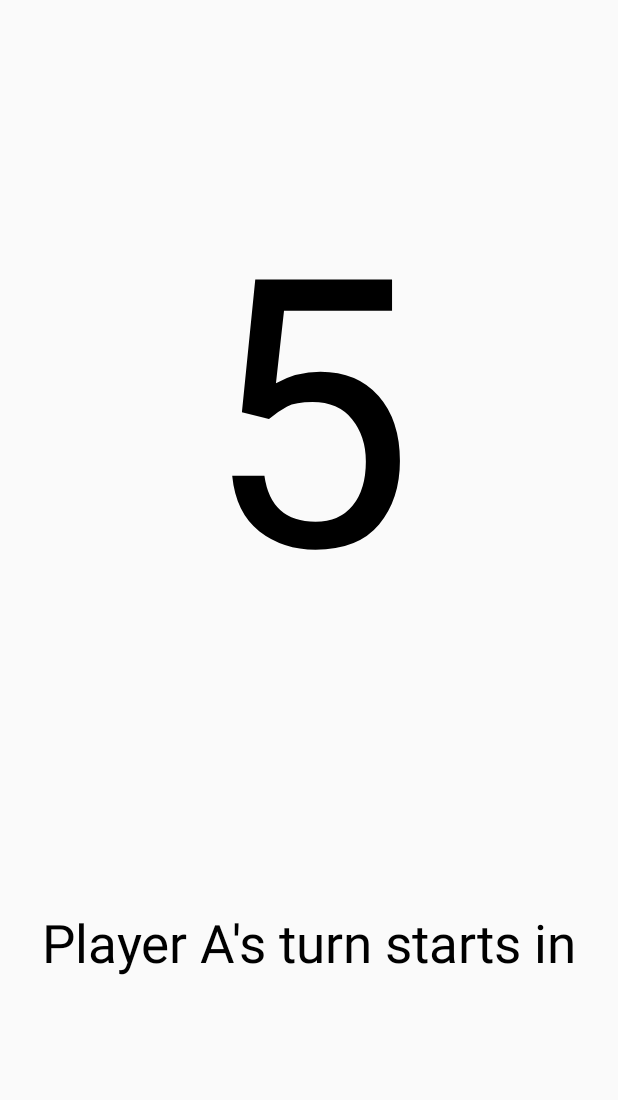
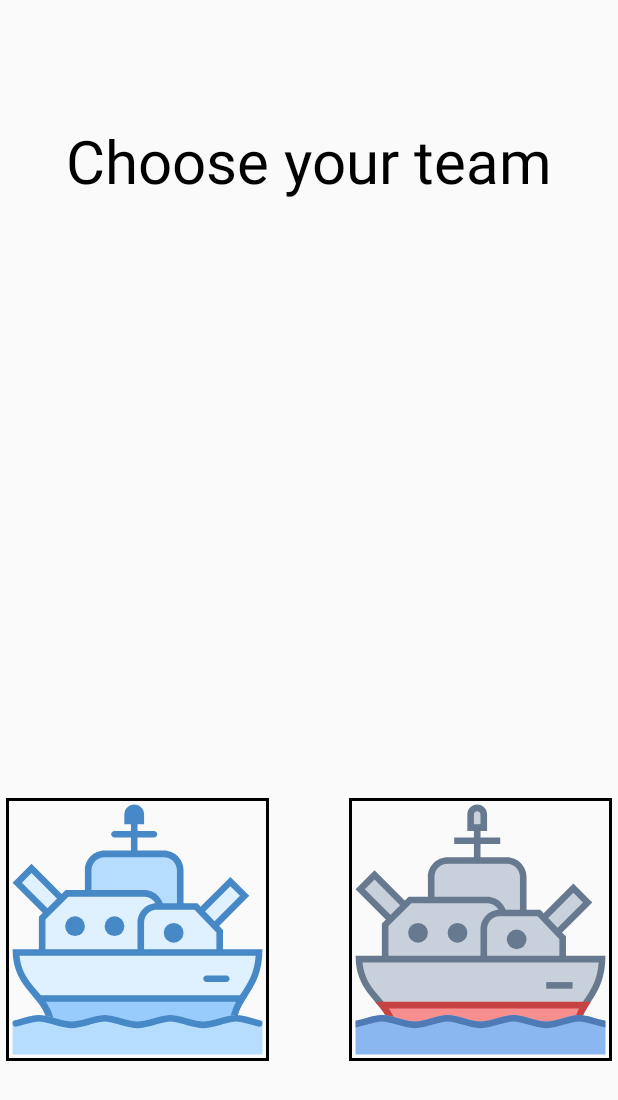
Before and after one commit to Mai65/GameCollection, an Android app: the screen it shows after launch (Countdown before the commit, Battleship_chooseBoat after it), after a tap on "START BATTLESHIP", on a phone screen of 412 x 824 dp. Shown: the top 1100 px of the screen. Run offline under Robolectric (Android 15) with nearby library versions, the phone set to English and light mode, and no system bars.

Commit message:
added chooseTeam

```diff
--- a/app/src/main/AndroidManifest.xml
+++ b/app/src/main/AndroidManifest.xml
@@ -37,6 +37,7 @@
         <activity
             android:name=".Menues.SettingsActivity"
             android:label="@string/title_activity_settings"></activity>
+        <activity android:name=".Battleship.Battleship_chooseBoat" />
     </application>
 
 </manifest>
--- /dev/null
+++ b/app/src/main/java/com/spam/finnh/gamecollection/Battleship/Battleship_chooseBoat.java
@@ -0,0 +1,34 @@
+package com.spam.finnh.gamecollection.Battleship;
+
+import android.content.Intent;
+import android.os.Bundle;
+import android.support.v7.app.AppCompatActivity;
+import android.view.View;
+
+import com.spam.finnh.gamecollection.R;
+
+public class Battleship_chooseBoat extends AppCompatActivity {
+
+    protected void onCreate(Bundle savedInstanceState) {
+        super.onCreate(savedInstanceState);
+        setContentView(R.layout.battleship_chooseboat);
+    }
+
+    boolean boat;
+
+    public void chooseBoat(View view) {
+        boat = false;
+        switch (view.getId()) {
+            case R.id.blueTeam:
+                boat = true;
+                break;
+            case R.id.redTeam:
+                boat = true;
+
+        }
+        Intent intent;
+        intent = new Intent(this, Countdown.class);
+        intent.putExtra("com.example.danielkerger.gamecollection.won", boat);
+        startActivity(intent);
+    }
+}
--- a/app/src/main/java/com/spam/finnh/gamecollection/Menues/MainActivity.java
+++ b/app/src/main/java/com/spam/finnh/gamecollection/Menues/MainActivity.java
@@ -7,8 +7,7 @@ import android.preference.PreferenceManager;
 import android.support.v7.app.AppCompatActivity;
 import android.view.View;
 
-import com.spam.finnh.gamecollection.Battleship.Battleship_playarea;
-import com.spam.finnh.gamecollection.Battleship.Countdown;
+import com.spam.finnh.gamecollection.Battleship.Battleship_chooseBoat;
 import com.spam.finnh.gamecollection.Connect4.Connect4_playarea;
 import com.spam.finnh.gamecollection.Instructions.Battleship_instructions;
 import com.spam.finnh.gamecollection.Instructions.Connect4_instructions;
@@ -42,7 +41,7 @@ public class MainActivity extends AppCompatActivity implements SharedPreferences
 
     public void startBattleship(View view) {
         Intent intent;
-        intent = new Intent(this, Countdown.class);
+        intent = new Intent(this, Battleship_chooseBoat.class);
         startActivity(intent);
     }
 
--- /dev/null
+++ b/app/src/main/res/drawable/imagebutton_border.xml
@@ -0,0 +1,5 @@
+<shape xmlns:android="http://schemas.android.com/apk/res/android">
+    <stroke
+        android:width="2dp"
+        android:color="#000" />
+</shape>
--- /dev/null
+++ b/app/src/main/res/layout/battleship_chooseboat.xml
@@ -0,0 +1,74 @@
+<?xml version="1.0" encoding="utf-8"?>
+<android.support.constraint.ConstraintLayout xmlns:android="http://schemas.android.com/apk/res/android"
+    xmlns:app="http://schemas.android.com/apk/res-auto"
+    xmlns:tools="http://schemas.android.com/tools"
+    android:layout_width="match_parent"
+    android:layout_height="match_parent">
+
+
+    <TextView
+        android:id="@+id/chooseBoat"
+        android:layout_width="wrap_content"
+        android:layout_height="wrap_content"
+        android:layout_marginEnd="8dp"
+        android:layout_marginLeft="8dp"
+        android:layout_marginRight="8dp"
+        android:layout_marginStart="8dp"
+        android:layout_marginTop="80dp"
+        android:text="@string/battleship_choose_your_team"
+        android:textAllCaps="false"
+        android:textAppearance="@style/TextAppearance.AppCompat.Display2"
+        android:textColor="#000"
+        android:textSize="40sp"
+        app:layout_constraintEnd_toEndOf="parent"
+        app:layout_constraintStart_toStartOf="parent"
+        app:layout_constraintTop_toTopOf="parent" />
+
+
+    <ImageButton
+        android:id="@+id/blueTeam"
+        android:layout_width="175dp"
+        android:layout_height="175dp"
+        android:layout_marginBottom="8dp"
+        android:layout_marginEnd="8dp"
+        android:layout_marginLeft="4dp"
+        android:layout_marginRight="8dp"
+        android:layout_marginStart="4dp"
+        android:layout_marginTop="8dp"
+        android:background="@drawable/imagebutton_border"
+        android:contentDescription="@string/blue_team"
+        android:onClick="chooseBoat"
+        android:scaleType="fitXY"
+        app:layout_constraintBottom_toBottomOf="parent"
+        app:layout_constraintEnd_toEndOf="parent"
+        app:layout_constraintHorizontal_bias="0.0"
+        app:layout_constraintStart_toStartOf="parent"
+        app:layout_constraintTop_toBottomOf="@+id/chooseBoat"
+        app:layout_constraintVertical_bias="0.782"
+        app:srcCompat="@drawable/battleship_blue"
+        tools:ignore="MissingConstraints" />
+
+    <ImageButton
+        android:id="@+id/redTeam"
+        android:layout_width="175dp"
+        android:layout_height="175dp"
+        android:layout_marginBottom="8dp"
+        android:layout_marginEnd="4dp"
+        android:layout_marginLeft="8dp"
+        android:layout_marginRight="4dp"
+        android:layout_marginStart="8dp"
+        android:layout_marginTop="8dp"
+        android:background="@drawable/imagebutton_border"
+        android:contentDescription="@string/blue_team"
+        android:onClick="chooseBoat"
+        android:scaleType="fitXY"
+        app:layout_constraintBottom_toBottomOf="parent"
+        app:layout_constraintEnd_toEndOf="parent"
+        app:layout_constraintHorizontal_bias="1.0"
+        app:layout_constraintStart_toStartOf="parent"
+        app:layout_constraintTop_toBottomOf="@+id/chooseBoat"
+        app:layout_constraintVertical_bias="0.782"
+        app:srcCompat="@drawable/battleship_red"
+        tools:ignore="MissingConstraints" />
+
+</android.support.constraint.ConstraintLayout>
--- a/app/src/main/res/layout/battleship_instructions.xml
+++ b/app/src/main/res/layout/battleship_instructions.xml
@@ -35,8 +35,8 @@
         android:alpha=".40"
         app:layout_constraintBottom_toBottomOf="@+id/scrollView2"
         app:layout_constraintEnd_toEndOf="parent"
+        app:srcCompat="@drawable/battleship_blue"
         app:layout_constraintStart_toStartOf="parent"
-        app:srcCompat="@drawable/battleship_blue"
         android:contentDescription="@string/background_image"
         tools:ignore="VectorDrawableCompat"/>
 
--- a/app/src/main/res/values/strings.xml
+++ b/app/src/main/res/values/strings.xml
@@ -122,6 +122,9 @@
     <string name="player_a_beginns">Player A\'s turn starts in</string>
     <string name="battleship_setBoats">Set your boats</string>
     <string name="playarea">playarea</string>
+    <string name="battleship_choose_your_team">Choose your team</string>
+    <string name="blue_team">blueTeam</string>
+    <string name="red_team">redTeam</string>
 
     <string-array name="fonts">
 
```
Also changed, not shown: app/src/main/java/com/spam/finnh/gamecollection/Battleship/Countdown.java (+15 -0 lines), app/src/main/res/layout/battleship_countdown.xml (+25 -7 lines).
